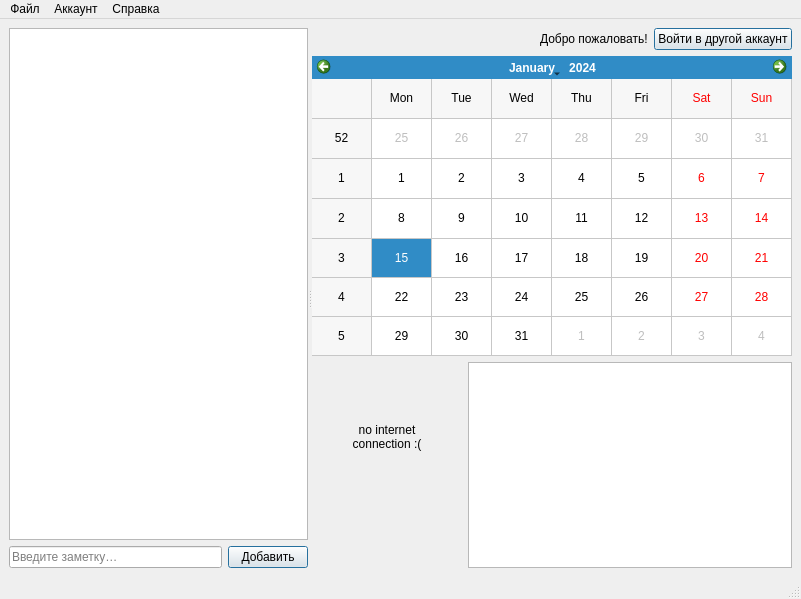
Above: calendar.ui from Raimguzhinov/qt-bday-calendar before the change. Below: the same form after it.
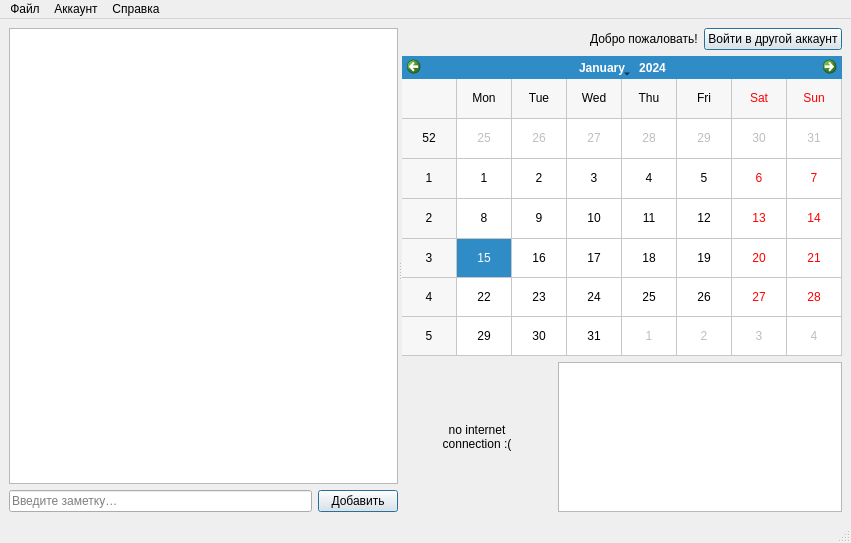
That is the form after the change.

The edit to the form file:
```diff
--- a/calendar.ui
+++ b/calendar.ui
@@ -6,8 +6,8 @@
    <rect>
     <x>0</x>
     <y>0</y>
-    <width>801</width>
-    <height>599</height>
+    <width>851</width>
+    <height>500</height>
    </rect>
   </property>
   <property name="windowTitle">
@@ -24,6 +24,30 @@
        <layout class="QGridLayout" name="gridLayout">
         <item row="0" column="0" colspan="2">
          <widget class="QTableView" name="tableView">
+          <property name="sizePolicy">
+           <sizepolicy hsizetype="Preferred" vsizetype="Expanding">
+            <horstretch>0</horstretch>
+            <verstretch>0</verstretch>
+           </sizepolicy>
+          </property>
+          <property name="minimumSize">
+           <size>
+            <width>365</width>
+            <height>0</height>
+           </size>
+          </property>
+          <property name="baseSize">
+           <size>
+            <width>300</width>
+            <height>0</height>
+           </size>
+          </property>
+          <property name="autoFillBackground">
+           <bool>false</bool>
+          </property>
+          <property name="frameShadow">
+           <enum>QFrame::Raised</enum>
+          </property>
           <property name="gridStyle">
            <enum>Qt::SolidLine</enum>
           </property>
@@ -195,7 +219,7 @@
     <rect>
      <x>0</x>
      <y>0</y>
-     <width>801</width>
+     <width>851</width>
      <height>24</height>
     </rect>
    </property>
```
